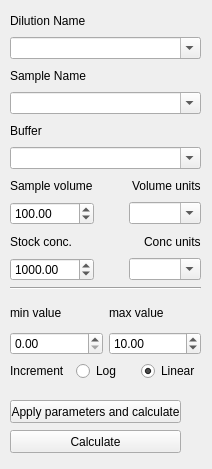
This is dilutiondefiner.ui in krkoc/dilutionmagic as Qt 5 draws it before an edit. The edited form follows.
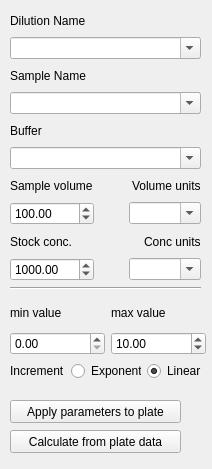
This is the edited form.

Patch:
```diff
--- a/dilutiondefiner.ui
+++ b/dilutiondefiner.ui
@@ -23,7 +23,7 @@
     </rect>
    </property>
    <property name="text">
-    <string>Apply parameters and calculate</string>
+    <string>Apply parameters to plate</string>
    </property>
   </widget>
   <widget class="QWidget" name="layoutWidget">
@@ -268,7 +268,7 @@
     </rect>
    </property>
    <property name="text">
-    <string>Calculate</string>
+    <string>Calculate from plate data</string>
    </property>
   </widget>
   <widget class="QWidget" name="verticalLayoutWidget">
@@ -276,7 +276,7 @@
     <rect>
      <x>10</x>
      <y>300</y>
-     <width>191</width>
+     <width>196</width>
      <height>81</height>
     </rect>
    </property>
@@ -340,7 +340,7 @@
       <item>
        <widget class="QRadioButton" name="radioLog">
         <property name="text">
-         <string>Log</string>
+         <string>Exponential</string>
         </property>
        </widget>
       </item>
```
